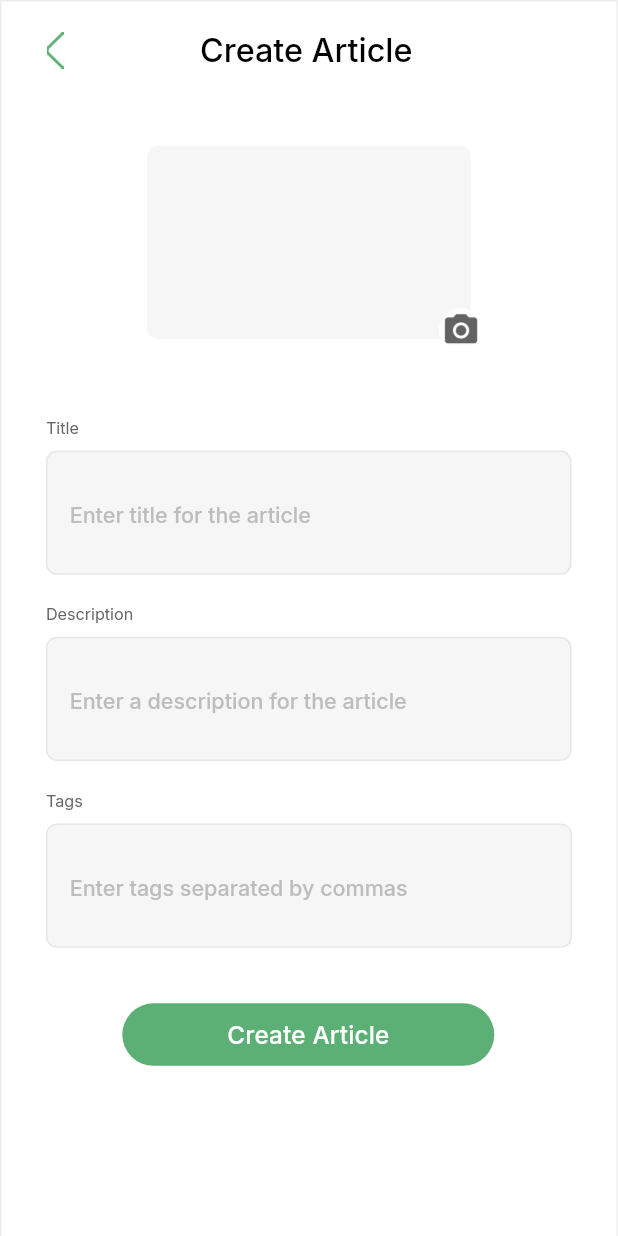
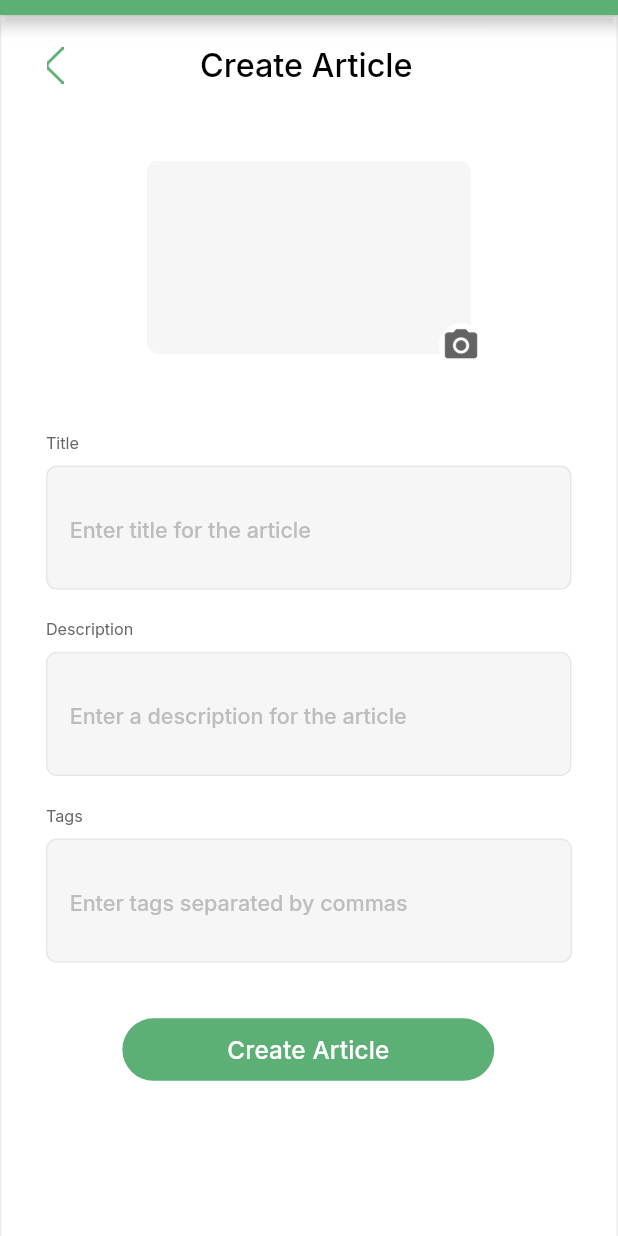
Before and after one commit to Y4S1-SASA/automobile-spare-parts-app, a Flutter app: the screen it shows after launch, on a phone screen of 412 x 824 dp. Run offline on Flutter 3.47's test engine with Material 2 defaults, Android fonts, the light colour scheme and no system bars; our stand-ins replace firebase_auth, firebase_core, firebase_database, google_fonts; accounts and stored records are empty.

Commit message:
feat : app bar added

```diff
--- a/lib/main.dart
+++ b/lib/main.dart
@@ -1,37 +1,36 @@
-import 'package:automobile_spare_parts_app/auth/register.dart';
 import 'package:automobile_spare_parts_app/utils.dart';
 import 'package:automobile_spare_parts_app/view/screens/item/save.item.dart';
 import 'package:flutter/material.dart';
 import 'package:flutter/services.dart';
 import 'package:firebase_core/firebase_core.dart';
-import 'package:flutter/material.dart';
 
 import 'package:flutter/gestures.dart';
 import 'dart:ui';
 import 'package:google_fonts/google_fonts.dart';
-
 import 'view/screens/articles/articles-create.dart';
 
 void main() async {
-  // WidgetsFlutterBinding.ensureInitialized();
-  // await Firebase.initializeApp();
+  WidgetsFlutterBinding.ensureInitialized();
+  await Firebase.initializeApp();
   runApp(const MyApp());
 }
 
 class MyApp extends StatelessWidget {
-  const MyApp({super.key});
+  const MyApp({Key? key}) : super(key: key);
 
-  // This widget is the root of your application.
   @override
   Widget build(BuildContext context) {
+    SystemChrome.setSystemUIOverlayStyle(
+        SystemUiOverlayStyle(statusBarColor: Colors.transparent));
     return MaterialApp(
-      title: 'Flutter',
       debugShowCheckedModeBanner: false,
-      scrollBehavior: MyCustomScrollBehavior(),
-      theme: ThemeData(
-        primarySwatch: Colors.blue,
-      ),
+      title: 'SASA',
       home: Scaffold(
+        backgroundColor: Colors.white,
+        appBar: AppBar(
+          backgroundColor: Color(0xff5db075),
+          toolbarHeight: 10,
+        ),
         body: SingleChildScrollView(
           child: Scene(),
         ),
```
